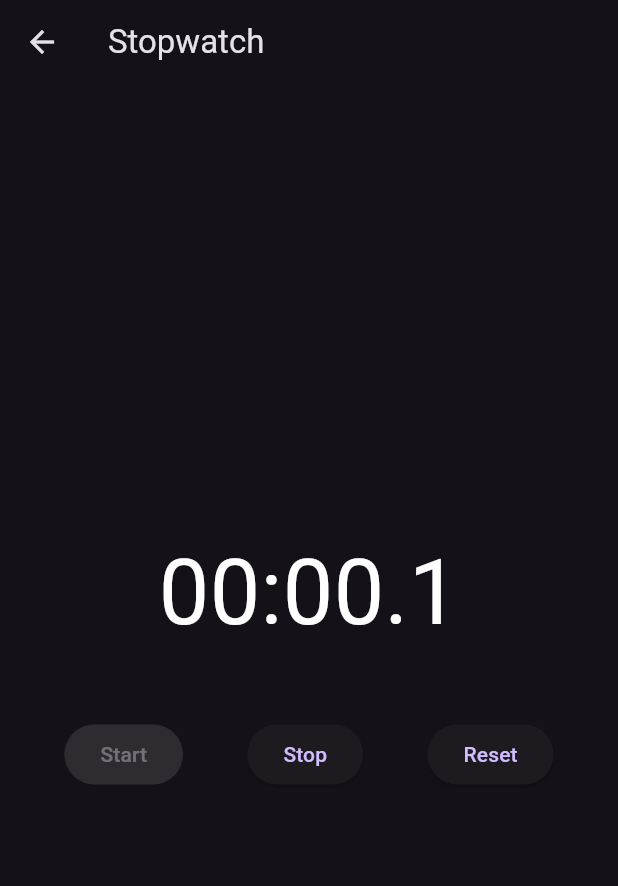
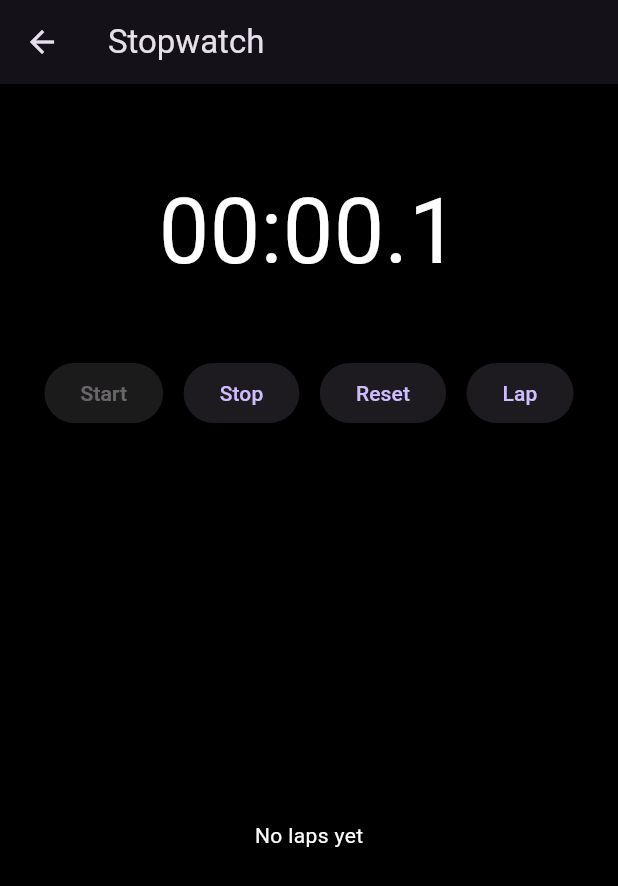
Before and after one commit to Kaiserabbas/TimeMasterApp, a Flutter app: the StopwatchScreen screen opened directly, after a tap on "Start", on a phone screen of 412 x 824 dp. Shown: the top 886 px of the screen. Run offline on Flutter 3.47's test engine with Material 3 defaults, Android fonts, the phone set to English and light mode, and no system bars; our stand-ins replace flutter_colorpicker, google_fonts.

Commit message:
Update code to add lapse function in stopwatch

```diff
--- a/lib/screens/clock_screen.dart
+++ b/lib/screens/clock_screen.dart
@@ -47,12 +47,17 @@ class _ClockScreenState extends State<ClockScreen> {
                 children: [
                   Text(
                     timeStr,
-                    style: theme.getTextStyle(),
+                    style: theme.getTextStyle(), // dynamic font size
                   ),
                   SizedBox(height: 20),
                   Text(
                     dateStr,
-                    style: theme.getTextStyle(),
+                    style: TextStyle(
+                      fontSize: 20, // fixed small font for date
+                      color: theme.textColor,
+                      fontFamily: theme
+                          .fontFamily, // use same font family for consistency
+                    ),
                   ),
                 ],
               ),
--- a/lib/screens/stopwatch_screen.dart
+++ b/lib/screens/stopwatch_screen.dart
@@ -11,6 +11,7 @@ class StopwatchScreen extends StatefulWidget {
 class _StopwatchScreenState extends State<StopwatchScreen> {
   late Stopwatch _stopwatch;
   late Timer _timer;
+  List<String> _laps = [];
 
   @override
   void initState() {
@@ -38,14 +39,21 @@ class _StopwatchScreenState extends State<StopwatchScreen> {
   @override
   Widget build(BuildContext context) {
     final elapsed = _stopwatch.elapsed;
-    final theme = Provider.of<ThemeProvider>(context); // ✅
+    final theme = Provider.of<ThemeProvider>(context);
 
     return Scaffold(
       appBar: AppBar(title: Text('Stopwatch')),
-      body: Column(
-        mainAxisAlignment: MainAxisAlignment.center,
+      body: Container(
+        width: double.infinity,
+        color: theme.backgroundColor,
+        padding: const EdgeInsets.all(16),
+        child: Column(
           children: [
-          Text(formatDuration(elapsed), style: theme.getTextStyle()), // ✅
+            SizedBox(height: 40),
+            Text(
+              formatDuration(elapsed),
+              style: theme.getTextStyle(),
+            ),
             SizedBox(height: 40),
             Row(
               mainAxisAlignment: MainAxisAlignment.spaceEvenly,
@@ -63,14 +71,54 @@ class _StopwatchScreenState extends State<StopwatchScreen> {
                 ElevatedButton(
                   onPressed: () {
                     _stopwatch.reset();
+                    _laps.clear();
                     setState(() {});
                   },
                   child: Text('Reset',
                       style: TextStyle(fontFamily: theme.fontFamily)),
                 ),
+                ElevatedButton(
+                  onPressed: _stopwatch.isRunning
+                      ? () {
+                          _laps.insert(0, formatDuration(_stopwatch.elapsed));
+                          setState(() {});
+                        }
+                      : null,
+                  child: Text('Lap',
+                      style: TextStyle(fontFamily: theme.fontFamily)),
+                ),
               ],
+            ),
+            SizedBox(height: 20),
+            Expanded(
+              child: _laps.isEmpty
+                  ? Center(
+                      child: Text("No laps yet",
+                          style: TextStyle(
+                              color: theme.textColor,
+                              fontFamily: theme.fontFamily)))
+                  : ListView.builder(
+                      itemCount: _laps.length,
+                      itemBuilder: (context, index) {
+                        return ListTile(
+                          title: Text(
+                            "Lap ${_laps.length - index}",
+                            style: TextStyle(
+                                color: theme.textColor,
+                                fontFamily: theme.fontFamily),
+                          ),
+                          trailing: Text(
+                            _laps[index],
+                            style: TextStyle(
+                                color: theme.textColor,
+                                fontFamily: theme.fontFamily),
+                          ),
+                        );
+                      },
+                    ),
             )
           ],
+        ),
       ),
     );
   }
```
Also changed, not shown: lib/screens/timer_screen.dart (+12 -10 lines). Lines whose indentation alone changed are shown as unchanged.
